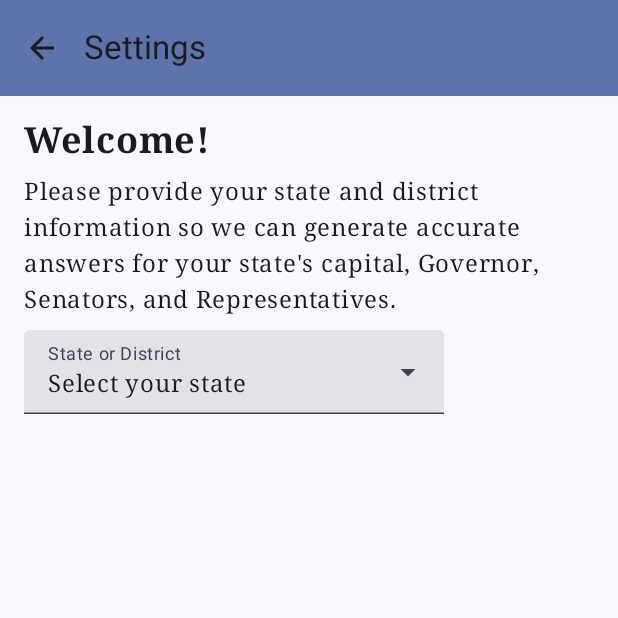
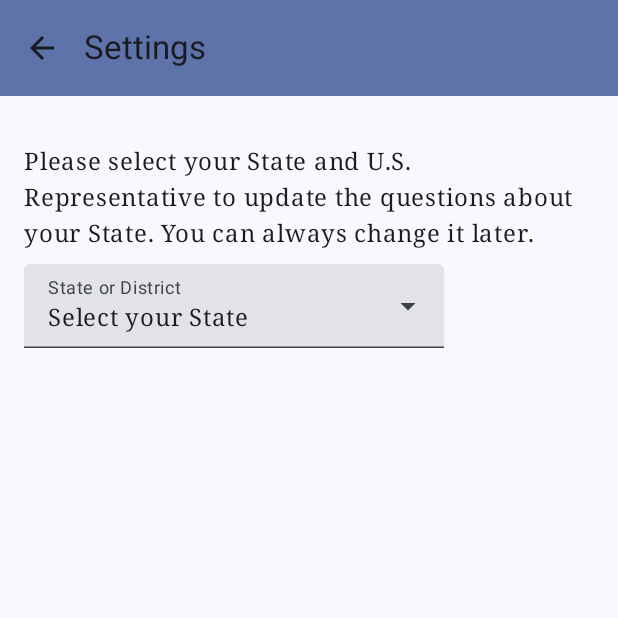
Before and after one commit to DP-App-Developers/US-Citizenship, an Android app built with Jetpack Compose: the SettingsScreen screen opened through its navigation route, on a phone screen of 412 x 824 dp, the top half of it. Run offline under Robolectric (Android 15) with nearby library versions, the phone set to English and light mode, and no system bars.

Commit message:
home screen cards

```diff
--- a/app/src/main/java/com/example/uscitizenship/ui/HomeScreen.kt
+++ b/app/src/main/java/com/example/uscitizenship/ui/HomeScreen.kt
@@ -1,19 +1,24 @@
-@file:OptIn(ExperimentalMaterial3Api::class)
+@file:OptIn(ExperimentalMaterial3Api::class, ExperimentalMaterial3Api::class)
 
 package com.example.uscitizenship.ui
 
+import androidx.compose.foundation.BorderStroke
+import androidx.compose.foundation.layout.Box
 import androidx.compose.foundation.layout.BoxWithConstraints
 import androidx.compose.foundation.layout.Column
-import androidx.compose.foundation.layout.Spacer
 import androidx.compose.foundation.layout.fillMaxSize
 import androidx.compose.foundation.layout.fillMaxWidth
-import androidx.compose.foundation.layout.height
 import androidx.compose.foundation.layout.padding
+import androidx.compose.foundation.layout.size
+import androidx.compose.foundation.rememberScrollState
+import androidx.compose.foundation.verticalScroll
 import androidx.compose.material3.Button
+import androidx.compose.material3.CardDefaults
 import androidx.compose.material3.ExperimentalMaterial3Api
 import androidx.compose.material3.LinearProgressIndicator
 import androidx.compose.material3.MaterialTheme
 import androidx.compose.material3.ModalBottomSheet
+import androidx.compose.material3.OutlinedCard
 import androidx.compose.material3.Text
 import androidx.compose.runtime.Composable
 import androidx.compose.runtime.getValue
@@ -25,7 +30,6 @@ import androidx.compose.ui.Modifier
 import androidx.compose.ui.text.font.FontWeight
 import androidx.compose.ui.tooling.preview.Preview
 import androidx.compose.ui.unit.dp
-import androidx.compose.ui.unit.sp
 import androidx.navigation.NavController
 import androidx.navigation.compose.rememberNavController
 import com.example.uscitizenship.MainScreen
@@ -49,40 +53,90 @@ fun HomeScreen(
             )
         }
     } else {
+        val cardColor = MaterialTheme.colorScheme.secondaryContainer
         val newUser = currentUserStateOrDistrict.isEmpty() || currentUsRepresentative.isEmpty()
         var showBottomSheet by rememberSaveable { mutableStateOf(false) }
         Column(
-            modifier = modifier.padding(16.dp),
+            modifier = modifier
+                .verticalScroll(rememberScrollState())
+                .padding(32.dp),
             horizontalAlignment = Alignment.CenterHorizontally,
         ) {
-            Button(
+            OutlinedCard(
                 onClick = {
                     if (newUser) {
                         showBottomSheet = true
                     } else {
                         navController.navigate(MainScreen.FlashCards.name)
                     }
+                },
+                colors = CardDefaults.cardColors(
+                    containerColor = cardColor,
+                ),
+                border = BorderStroke(2.dp, MaterialTheme.colorScheme.primary),
+                modifier = Modifier
+                    .padding(4.dp)
+                    .size(width = 240.dp, height = 70.dp)
+            ) {
+                Box(
+                    contentAlignment = Alignment.Center,
+                    modifier = Modifier.fillMaxSize()
+                ) {
+                    Text(
+                        text = "FLASH CARDS",
+                        fontWeight = FontWeight.Bold,
+                    )
                 }
-            ) {
-                Text("FLASH CARDS")
             }
-            Button(
+
+            OutlinedCard(
                 onClick = {
                     if (newUser) {
                         showBottomSheet = true
                     } else {
                         navController.navigate(MainScreen.AllQuestions.name)
                     }
+                },
+                colors = CardDefaults.cardColors(
+                    containerColor = cardColor,
+                ),
+                border = BorderStroke(2.dp, MaterialTheme.colorScheme.primary),
+                modifier = Modifier
+                    .padding(4.dp)
+                    .size(width = 240.dp, height = 70.dp)
+            ) {
+                Box(
+                    contentAlignment = Alignment.Center,
+                    modifier = Modifier.fillMaxSize()
+                ) {
+                    Text(
+                        text = "ALL QUESTIONS",
+                        fontWeight = FontWeight.Bold,
+                    )
                 }
-            ) {
-                Text("ALL QUESTIONS")
             }
-            Button(
+
+            OutlinedCard(
                 onClick = {
                     navController.navigate(MainScreen.Settings.name)
+                },
+                colors = CardDefaults.cardColors(
+                    containerColor = cardColor,
+                ),
+                border = BorderStroke(2.dp, MaterialTheme.colorScheme.primary),
+                modifier = Modifier
+                    .padding(4.dp)
+                    .size(width = 240.dp, height = 70.dp)
+            ) {
+                Box(
+                    contentAlignment = Alignment.Center,
+                    modifier = Modifier.fillMaxSize()
+                ) {
+                    Text(
+                        text = "SETTINGS",
+                        fontWeight = FontWeight.Bold,
+                    )
                 }
-            ) {
-                Text("SETTINGS")
             }
         }
 
--- a/app/src/main/java/com/example/uscitizenship/ui/SettingsScreen.kt
+++ b/app/src/main/java/com/example/uscitizenship/ui/SettingsScreen.kt
@@ -49,10 +49,10 @@ fun SettingsScreen(
         .fillMaxSize()
         .verticalScroll(rememberScrollState())
         .padding(horizontal = 16.dp)
-        .padding(top = 16.dp)
+        .padding(top = 32.dp)
     ) {
         val defaultStateText = currentUserStateOrDistrict.ifEmpty {
-            "Select your state"
+            "Select your State"
         }
         val states = getStatesAndDistricts()
         var expandedForStates by rememberSaveable { mutableStateOf(false) }
@@ -69,18 +69,8 @@ fun SettingsScreen(
         var representatives by rememberSaveable { mutableStateOf(defaultReps) }
         var selectedRep by rememberSaveable { mutableStateOf(defaultRepresentativeText) }
 
-        if (currentUserStateOrDistrict.isEmpty() || currentUsRepresentative.isEmpty()) {
-            Text(
-                text = "Welcome!",
-                fontSize = 24.sp,
-                fontWeight = FontWeight.Bold,
-                modifier = Modifier.padding(bottom = 8.dp),
-            )
-        }
-
         Text(
-            // FIXME: change wording
-            text = "Please provide your state and district information so we can generate accurate answers for your state's capital, Governor, Senators, and Representatives.",
+            text = "Please select your State and U.S. Representative to update the questions about your State. You can always change it later.",
             fontSize = 16.sp,
             modifier = Modifier.padding(bottom = 8.dp),
         )
```
